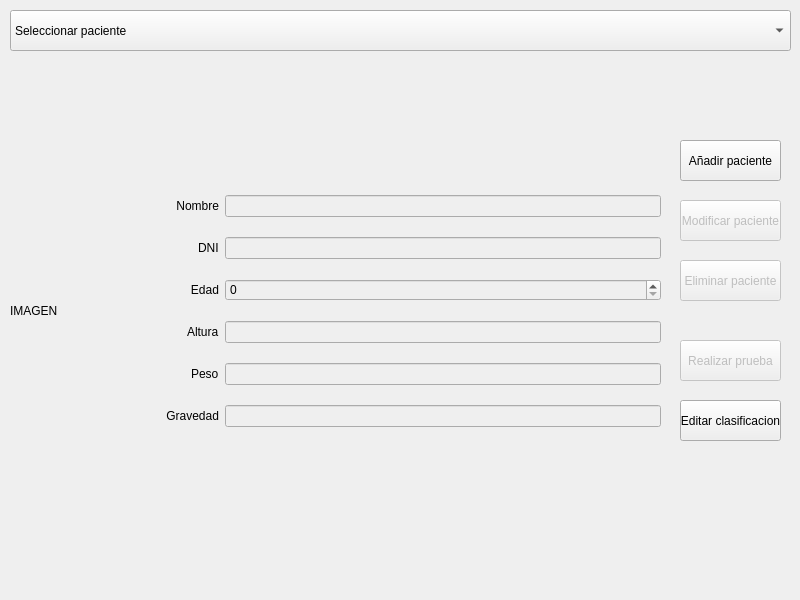
Old version of the form Parkinson/ui/Pacientes.ui in the repository GareusMno/AppParkinson.
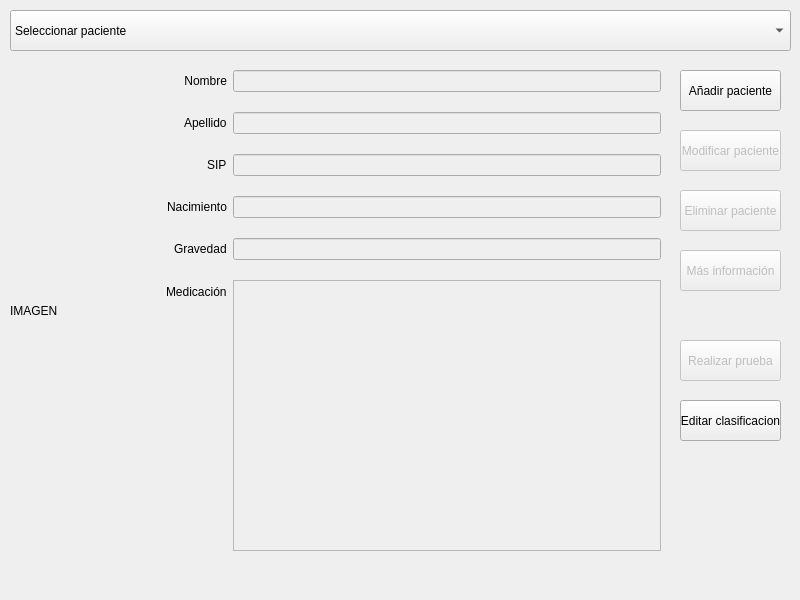
New version of the form.

Patch:
```diff
--- a/Parkinson/ui/Pacientes.ui
+++ b/Parkinson/ui/Pacientes.ui
@@ -33,7 +33,7 @@
     <property name="geometry">
      <rect>
       <x>680</x>
-      <y>140</y>
+      <y>70</y>
       <width>101</width>
       <height>41</height>
      </rect>
@@ -49,7 +49,7 @@
     <property name="geometry">
      <rect>
       <x>680</x>
-      <y>260</y>
+      <y>190</y>
       <width>101</width>
       <height>41</height>
      </rect>
@@ -65,7 +65,7 @@
     <property name="geometry">
      <rect>
       <x>680</x>
-      <y>200</y>
+      <y>130</y>
       <width>101</width>
       <height>41</height>
      </rect>
@@ -203,7 +203,7 @@
          <item row="1" column="0">
           <widget class="QLabel" name="label_6">
            <property name="text">
-            <string>DNI</string>
+            <string>Apellido</string>
            </property>
           </widget>
          </item>
@@ -215,29 +215,23 @@
           </widget>
          </item>
          <item row="2" column="0">
-          <widget class="QLabel" name="label_4">
+          <widget class="QLabel" name="label_9">
            <property name="text">
-            <string>Edad</string>
-           </property>
-           <property name="alignment">
-            <set>Qt::AlignRight|Qt::AlignTrailing|Qt::AlignVCenter</set>
+            <string>SIP</string>
            </property>
           </widget>
          </item>
          <item row="2" column="1">
-          <widget class="QSpinBox" name="sbEdad">
+          <widget class="QLineEdit" name="leSIP">
            <property name="enabled">
             <bool>false</bool>
            </property>
-           <property name="styleSheet">
-            <string notr="true">color: rgb(0, 0, 0);</string>
-           </property>
           </widget>
          </item>
          <item row="3" column="0">
-          <widget class="QLabel" name="label_2">
+          <widget class="QLabel" name="label_7">
            <property name="text">
-            <string>Altura</string>
+            <string>Nacimiento</string>
            </property>
           </widget>
          </item>
@@ -249,37 +243,31 @@
           </widget>
          </item>
          <item row="4" column="0">
-          <widget class="QLabel" name="label_7">
+          <widget class="QLabel" name="label_2">
            <property name="text">
-            <string>Peso</string>
+            <string>Gravedad</string>
            </property>
           </widget>
          </item>
          <item row="4" column="1">
-          <widget class="QLineEdit" name="lePeso">
+          <widget class="QLineEdit" name="leGravedad">
            <property name="enabled">
             <bool>false</bool>
            </property>
           </widget>
          </item>
          <item row="5" column="0">
-          <widget class="QLabel" name="label_5">
+          <widget class="QLabel" name="label_4">
            <property name="text">
-            <string>Gravedad</string>
-           </property>
-           <property name="alignment">
-            <set>Qt::AlignRight|Qt::AlignTrailing|Qt::AlignVCenter</set>
+            <string>Medicación</string>
            </property>
           </widget>
          </item>
          <item row="5" column="1">
-          <widget class="QLineEdit" name="leGravedad">
+          <widget class="QTextEdit" name="teMedicacion">
            <property name="enabled">
             <bool>false</bool>
            </property>
-           <property name="styleSheet">
-            <string notr="true">color: rgb(0, 0, 0);</string>
-           </property>
           </widget>
          </item>
         </layout>
@@ -301,6 +289,22 @@
      <string>Editar clasificacion</string>
     </property>
    </widget>
+   <widget class="QPushButton" name="extraPaciente">
+    <property name="enabled">
+     <bool>false</bool>
+    </property>
+    <property name="geometry">
+     <rect>
+      <x>680</x>
+      <y>250</y>
+      <width>101</width>
+      <height>41</height>
+     </rect>
+    </property>
+    <property name="text">
+     <string>Más información</string>
+    </property>
+   </widget>
   </widget>
   <action name="actionA_adir">
    <property name="text">
```
Left out of the diff: 8 changed lines with no effect on the pictures.
